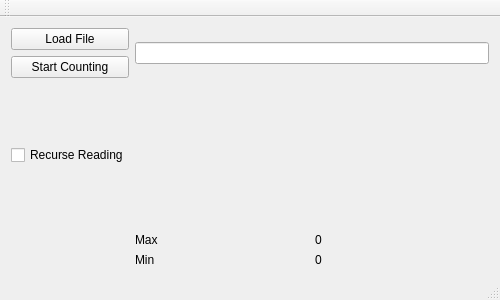
Qt form mainwindow.ui (CoderPants/Practice) before a commit.
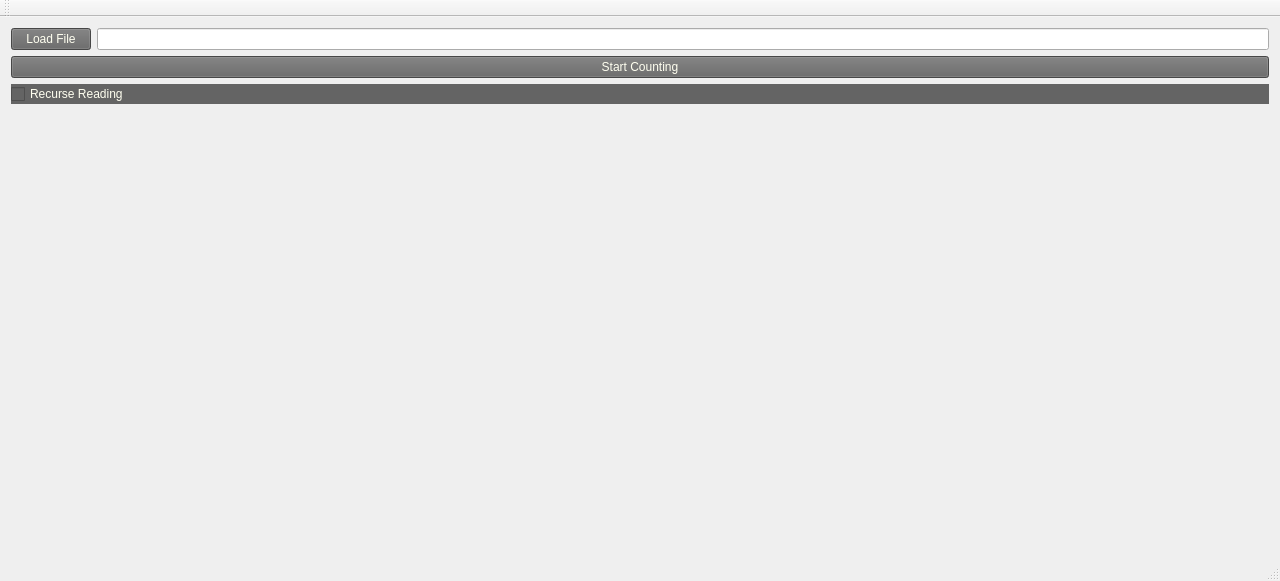
The same form after that commit.

```diff
--- a/mainwindow.ui
+++ b/mainwindow.ui
@@ -6,102 +6,254 @@
    <rect>
     <x>0</x>
     <y>0</y>
-    <width>500</width>
-    <height>300</height>
+    <width>1280</width>
+    <height>581</height>
    </rect>
   </property>
   <property name="windowTitle">
    <string>MainWindow</string>
   </property>
   <widget class="QWidget" name="centralWidget">
-   <layout class="QGridLayout" name="gridLayout">
-    <item row="0" column="0">
+   <property name="minimumSize">
+    <size>
+     <width>1280</width>
+     <height>520</height>
+    </size>
+   </property>
+   <layout class="QVBoxLayout" name="verticalLayout_3">
+    <item>
      <layout class="QVBoxLayout" name="verticalLayout">
-      <property name="sizeConstraint">
-       <enum>QLayout::SetDefaultConstraint</enum>
-      </property>
       <item>
-       <widget class="QPushButton" name="loadFileBtn">
-        <property name="text">
-         <string>Load File</string>
-        </property>
-       </widget>
+       <layout class="QHBoxLayout" name="horizontalLayout">
+        <item>
+         <widget class="QPushButton" name="loadFileBtn">
+          <property name="palette">
+           <palette>
+            <active>
+             <colorrole role="WindowText">
+              <brush brushstyle="SolidPattern">
+               <color alpha="255">
+                <red>255</red>
+                <green>255</green>
+                <blue>240</blue>
+               </color>
+              </brush>
+             </colorrole>
+             <colorrole role="Button">
+              <brush brushstyle="SolidPattern">
+               <color alpha="255">
+                <red>100</red>
+                <green>100</green>
+                <blue>100</blue>
+               </color>
+              </brush>
+             </colorrole>
+             <colorrole role="Text">
+              <brush brushstyle="SolidPattern">
+               <color alpha="255">
+                <red>255</red>
+                <green>255</green>
+                <blue>240</blue>
+               </color>
+              </brush>
+             </colorrole>
+             <colorrole role="ButtonText">
+              <brush brushstyle="SolidPattern">
+               <color alpha="255">
+                <red>255</red>
+                <green>255</green>
+                <blue>240</blue>
+               </color>
+              </brush>
+             </colorrole>
+             <colorrole role="Base">
+              <brush brushstyle="SolidPattern">
+               <color alpha="255">
+                <red>100</red>
+                <green>100</green>
+                <blue>100</blue>
+               </color>
+              </brush>
+             </colorrole>
+             <colorrole role="Window">
+              <brush brushstyle="SolidPattern">
+               <color alpha="255">
+                <red>100</red>
+                <green>100</green>
+                <blue>100</blue>
+               </color>
+              </brush>
+             </colorrole>
+            </active>
+            <inactive>
+             <colorrole role="WindowText">
+              <brush brushstyle="SolidPattern">
+               <color alpha="255">
+                <red>255</red>
+                <green>255</green>
+                <blue>240</blue>
+               </color>
+              </brush>
+             </colorrole>
+             <colorrole role="Button">
+              <brush brushstyle="SolidPattern">
+               <color alpha="255">
+                <red>100</red>
+                <green>100</green>
+                <blue>100</blue>
+               </color>
+              </brush>
+             </colorrole>
+             <colorrole role="Text">
+              <brush brushstyle="SolidPattern">
+               <color alpha="255">
+                <red>255</red>
+                <green>255</green>
+                <blue>240</blue>
+               </color>
+              </brush>
+             </colorrole>
+             <colorrole role="ButtonText">
+              <brush brushstyle="SolidPattern">
+               <color alpha="255">
+                <red>255</red>
+                <green>255</green>
+                <blue>240</blue>
+               </color>
+              </brush>
+             </colorrole>
+             <colorrole role="Base">
+              <brush brushstyle="SolidPattern">
+               <color alpha="255">
+                <red>100</red>
+                <green>100</green>
+                <blue>100</blue>
+               </color>
+              </brush>
+             </colorrole>
+             <colorrole role="Window">
+              <brush brushstyle="SolidPattern">
+               <color alpha="255">
+                <red>100</red>
+                <green>100</green>
+                <blue>100</blue>
+               </color>
+              </brush>
+             </colorrole>
+            </inactive>
+            <disabled>
+             <colorrole role="WindowText">
+              <brush brushstyle="SolidPattern">
+               <color alpha="255">
+                <red>255</red>
+                <green>255</green>
+                <blue>240</blue>
+               </color>
+              </brush>
+             </colorrole>
+             <colorrole role="Button">
+              <brush brushstyle="SolidPattern">
+               <color alpha="255">
+                <red>100</red>
+                <green>100</green>
+                <blue>100</blue>
+               </color>
+              </brush>
+             </colorrole>
+             <colorrole role="Text">
+              <brush brushstyle="SolidPattern">
+               <color alpha="255">
+                <red>255</red>
+                <green>255</green>
+                <blue>240</blue>
+               </color>
+              </brush>
+             </colorrole>
+             <colorrole role="ButtonText">
+              <brush brushstyle="SolidPattern">
+               <color alpha="255">
+                <red>255</red>
+                <green>255</green>
+                <blue>240</blue>
+               </color>
+              </brush>
+             </colorrole>
+             <colorrole role="Base">
+              <brush brushstyle="SolidPattern">
+               <color alpha="255">
+                <red>100</red>
+                <green>100</green>
+                <blue>100</blue>
+               </color>
+              </brush>
+             </colorrole>
+             <colorrole role="Window">
+              <brush brushstyle="SolidPattern">
+               <color alpha="255">
+                <red>100</red>
+                <green>100</green>
+                <blue>100</blue>
+               </color>
+              </brush>
+             </colorrole>
+            </disabled>
+           </palette>
+          </property>
+          <property name="styleSheet">
+           <string notr="true">background-color: rgb(100,100,100);
+color : rgb(255,255,240);</string>
+          </property>
+          <property name="text">
+           <string>Load File</string>
+          </property>
+         </widget>
+        </item>
+        <item>
+         <widget class="QLineEdit" name="filePathLine"/>
+        </item>
+       </layout>
       </item>
       <item>
        <widget class="QPushButton" name="startCountingBtn">
+        <property name="styleSheet">
+         <string notr="true">background-color: rgb(100,100,100);
+color : rgb(255,255,240);</string>
+        </property>
         <property name="text">
          <string>Start Counting</string>
         </property>
        </widget>
       </item>
+      <item>
+       <widget class="QCheckBox" name="recurseReadingFlag">
+        <property name="styleSheet">
+         <string notr="true">background-color: rgb(100,100,100);
+color : rgb(255,255,240);</string>
+        </property>
+        <property name="text">
+         <string>Recurse Reading</string>
+        </property>
+       </widget>
+      </item>
      </layout>
     </item>
-    <item row="2" column="1">
-     <layout class="QHBoxLayout" name="horizontalLayout">
-      <property name="topMargin">
-       <number>0</number>
-      </property>
+    <item>
+     <layout class="QVBoxLayout" name="verticalLayout_2">
       <item>
-       <layout class="QVBoxLayout" name="verticalLayout_2">
-        <item>
-         <widget class="QLabel" name="maxLabel">
-          <property name="text">
-           <string>Max</string>
-          </property>
-         </widget>
-        </item>
-        <item>
-         <widget class="QLabel" name="minLabel">
-          <property name="text">
-           <string>Min</string>
-          </property>
-         </widget>
-        </item>
-       </layout>
+       <widget class="QWidget" name="magnitudeGraph" native="true">
+        <property name="minimumSize">
+         <size>
+          <width>800</width>
+          <height>200</height>
+         </size>
+        </property>
+        <property name="layoutDirection">
+         <enum>Qt::LeftToRight</enum>
+        </property>
+       </widget>
       </item>
-      <item>
-       <layout class="QVBoxLayout" name="verticalLayout_3">
-        <item>
-         <widget class="QLabel" name="maxValueLabel">
-          <property name="text">
-           <string>0</string>
-          </property>
-         </widget>
-        </item>
-        <item>
-         <widget class="QLabel" name="minValueLabel">
-          <property name="text">
-           <string>0</string>
-          </property>
-         </widget>
-        </item>
-       </layout>
-      </item>
      </layout>
     </item>
-    <item row="0" column="1">
-     <widget class="QLineEdit" name="filePathLine"/>
-    </item>
-    <item row="1" column="1">
-     <spacer name="verticalSpacer">
-      <property name="orientation">
-       <enum>Qt::Vertical</enum>
-      </property>
-      <property name="sizeHint" stdset="0">
-       <size>
-        <width>20</width>
-        <height>40</height>
-       </size>
-      </property>
-     </spacer>
-    </item>
-    <item row="1" column="0">
-     <widget class="QCheckBox" name="recurseReadingFlag">
-      <property name="text">
-       <string>Recurse Reading</string>
-      </property>
-     </widget>
-    </item>
    </layout>
   </widget>
   <widget class="QMenuBar" name="menuBar">
```
Left out of the diff: 2 changed lines with no effect on the pictures.
